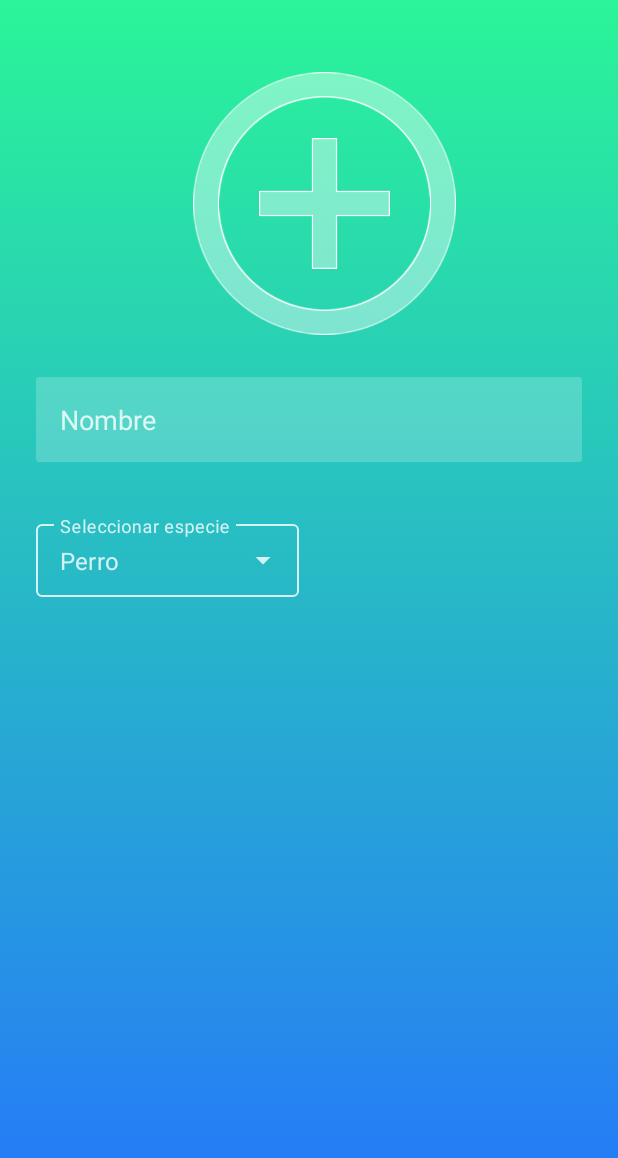
After one commit to alex3Ws/MyPetsLife, an Android app: the CreatePetActivity screen opened directly, with no data from a screen before it, on a phone screen of 412 x 824 dp. The commit adds this screen. Shown: the top 1158 px of the screen. Run offline under Robolectric (Android 15) with nearby library versions, the phone set to English and light mode, and no system bars.

Commit message:
Empezada Pantalla CreatePet

```diff
--- a/app/build.gradle
+++ b/app/build.gradle
@@ -46,6 +46,7 @@ dependencies {
     implementation 'com.squareup.picasso:picasso:2.8'
 
     implementation 'com.mikhaellopez:circularimageview:4.2.0'
+    implementation 'com.google.android.material:material:1.3.0'
 
     testImplementation 'junit:junit:4.+'
     androidTestImplementation 'androidx.test.ext:junit:1.1.2'
--- a/app/src/main/AndroidManifest.xml
+++ b/app/src/main/AndroidManifest.xml
@@ -9,18 +9,20 @@
         android:roundIcon="@mipmap/ic_launcher_round"
         android:supportsRtl="true"
         android:theme="@style/Theme.MyPetsLife">
-        <activity android:name="com.argdev.mypetslife.Activities.SelectOrAddPetActivity"
-            android:theme="@style/Theme.AppCompat.NoActionBar"
-            />
-        <activity android:name="com.argdev.mypetslife.Activities.SignUpActivity"
+        <activity android:name=".Activities.CreatePetActivity"
+            android:theme="@style/Theme.MaterialComponents.Light.NoActionBar"
+            ></activity>
+        <activity
+            android:name=".Activities.SelectOrAddPetActivity"
+            android:theme="@style/Theme.AppCompat.NoActionBar" />
+        <activity
+            android:name=".Activities.SignUpActivity"
             android:screenOrientation="portrait"
-            android:theme="@style/Theme.AppCompat.NoActionBar"
-            />
+            android:theme="@style/Theme.AppCompat.NoActionBar" />
         <activity
-            android:name="com.argdev.mypetslife.Activities.LoginActivity"
-            android:theme="@style/Theme.AppCompat.NoActionBar"
+            android:name=".Activities.LoginActivity"
             android:screenOrientation="portrait"
-            >  <!--no se puede poner en horizontal-->
+            android:theme="@style/Theme.AppCompat.NoActionBar"> <!-- no se puede poner en horizontal -->
 
             <intent-filter>
                 <action android:name="android.intent.action.MAIN" />
--- /dev/null
+++ b/app/src/main/java/com/argdev/mypetslife/Activities/CreatePetActivity.java
@@ -0,0 +1,42 @@
+package com.argdev.mypetslife.Activities;
+
+import androidx.appcompat.app.AppCompatActivity;
+
+import android.os.Bundle;
+import android.widget.ArrayAdapter;
+import android.widget.AutoCompleteTextView;
+import android.widget.Spinner;
+
+import com.argdev.mypetslife.R;
+
+public class CreatePetActivity extends AppCompatActivity {
+
+    //Spinner spSpecies;
+
+    AutoCompleteTextView autoCompleteTextViewPet;
+
+    @Override
+    protected void onCreate(Bundle savedInstanceState) {
+        super.onCreate(savedInstanceState);
+        setContentView(R.layout.activity_create_pet);
+
+        autoCompleteTextViewPet = findViewById(R.id.autoCompleteTextViewPet);
+
+        ArrayAdapter<String> spSpeciesAdapter =
+                new ArrayAdapter<>(this, android.R.layout.simple_list_item_1,getResources().getStringArray(R.array.species));
+
+        autoCompleteTextViewPet.setText(spSpeciesAdapter.getItem(0).toString(),false);
+        autoCompleteTextViewPet.setAdapter(spSpeciesAdapter);
+
+
+        /*spSpecies = findViewById(R.id.spSpecies);
+
+
+        ArrayAdapter<String> spSpeciesAdapter =
+                new ArrayAdapter<>(this, android.R.layout.simple_list_item_1,getResources().getStringArray(R.array.species));
+        spSpeciesAdapter.setDropDownViewResource(android.R.layout.simple_spinner_dropdown_item);
+        spSpecies.setAdapter(spSpeciesAdapter);*/
+
+
+    }
+}
--- a/app/src/main/java/com/argdev/mypetslife/Adapters/SelectAddPetAdapter.java
+++ b/app/src/main/java/com/argdev/mypetslife/Adapters/SelectAddPetAdapter.java
@@ -1,5 +1,6 @@
 package com.argdev.mypetslife.Adapters;
 
+import android.content.Intent;
 import android.view.LayoutInflater;
 import android.view.View;
 import android.view.ViewGroup;
@@ -9,6 +10,9 @@ import androidx.annotation.NonNull;
 import androidx.cardview.widget.CardView;
 import androidx.recyclerview.widget.RecyclerView;
 
+import com.argdev.mypetslife.Activities.CreatePetActivity;
+import com.argdev.mypetslife.Activities.LoginActivity;
+import com.argdev.mypetslife.Activities.SelectOrAddPetActivity;
 import com.argdev.mypetslife.Entities.Mascotas;
 import com.argdev.mypetslife.R;
 import com.mikhaellopez.circularimageview.CircularImageView;
@@ -53,6 +57,14 @@ public class SelectAddPetAdapter extends RecyclerView.Adapter<SelectAddPetAdapte
         }
 
 
+        holder.addMascota.setOnClickListener(new View.OnClickListener() {
+            @Override
+            public void onClick(View v) {
+                Intent createPet = new Intent(v.getContext(), CreatePetActivity.class);
+                v.getContext().startActivity(createPet);
+            }
+        });
+
 
     }
 
--- /dev/null
+++ b/app/src/main/res/layout/activity_create_pet.xml
@@ -0,0 +1,82 @@
+<?xml version="1.0" encoding="utf-8"?>
+<androidx.constraintlayout.widget.ConstraintLayout xmlns:android="http://schemas.android.com/apk/res/android"
+    xmlns:app="http://schemas.android.com/apk/res-auto"
+    xmlns:tools="http://schemas.android.com/tools"
+    android:layout_width="match_parent"
+    android:layout_height="match_parent"
+    tools:context=".Activities.CreatePetActivity"
+    android:background="@drawable/gradient_background_login">
+
+
+    <androidx.constraintlayout.widget.Guideline
+        android:id="@+id/guideline4_izq"
+        android:layout_width="wrap_content"
+        android:layout_height="wrap_content"
+        android:orientation="vertical"
+        app:layout_constraintGuide_begin="24dp" />
+
+    <androidx.constraintlayout.widget.Guideline
+        android:id="@+id/guideline4_dcha"
+        android:layout_width="wrap_content"
+        android:layout_height="wrap_content"
+        android:orientation="vertical"
+        app:layout_constraintGuide_end="24dp" />
+
+    <ImageView
+        android:id="@+id/pet_image_create"
+        android:layout_width="175dp"
+        android:layout_height="175dp"
+        android:layout_marginStart="104dp"
+        android:layout_marginTop="48dp"
+        app:layout_constraintEnd_toStartOf="@+id/guideline4_dcha"
+        app:layout_constraintHorizontal_bias="0.009"
+        app:layout_constraintStart_toStartOf="@+id/guideline4_izq"
+        app:layout_constraintTop_toTopOf="parent"
+        app:srcCompat="@drawable/icono_add_pet" />
+
+
+    <EditText
+        android:id="@+id/etPetName"
+
+        android:layout_width="0dp"
+        android:layout_height="wrap_content"
+        android:layout_marginTop="28dp"
+        android:background="@drawable/et_background"
+        android:hint="@string/Name"
+        android:inputType="text"
+        android:padding="16dp"
+        android:textColorHint="@color/login_form_details"
+        app:layout_constraintEnd_toStartOf="@+id/guideline4_dcha"
+        app:layout_constraintStart_toStartOf="@+id/guideline4_izq"
+        app:layout_constraintTop_toBottomOf="@+id/pet_image_create" />
+
+    <com.google.android.material.textfield.TextInputLayout
+        android:layout_width="0dp"
+        android:layout_height="wrap_content"
+        android:layout_marginTop="36dp"
+        android:hint="Seleccionar especie"
+
+        app:boxStrokeColor="@color/login_form_details_light"
+        android:textColorHint="@color/login_form_details"
+        app:hintTextColor="@color/login_form_details"
+        app:boxStrokeWidth="1dp"
+        app:endIconTint="@color/login_form_details"
+        style="@style/Widget.MaterialComponents.TextInputLayout.OutlinedBox.Dense.ExposedDropdownMenu"
+        app:layout_constraintEnd_toStartOf="@+id/guideline4_dcha"
+        app:layout_constraintHorizontal_bias="0.0"
+        app:layout_constraintStart_toStartOf="@+id/guideline4_izq"
+        app:layout_constraintTop_toBottomOf="@+id/etPetName">
+
+        <AutoCompleteTextView
+            android:id="@+id/autoCompleteTextViewPet"
+            android:layout_width="175dp"
+            android:layout_height="wrap_content"
+            android:enabled="true"
+            android:textColor="@color/login_form_details"
+            android:inputType="none"/>
+
+    </com.google.android.material.textfield.TextInputLayout>
+
+
+
+</androidx.constraintlayout.widget.ConstraintLayout>
--- /dev/null
+++ b/app/src/main/res/layout/option_item.xml
@@ -0,0 +1,11 @@
+<?xml version="1.0" encoding="utf-8"?>
+<TextView xmlns:android="http://schemas.android.com/apk/res/android"
+    android:layout_width="match_parent"
+    android:layout_height="match_parent"
+    android:ellipsize="end"
+    android:padding="16sp"
+    android:maxLines="1"
+    android:textColor="@color/white"
+    >
+
+</TextView>
--- a/app/src/main/res/values/colors.xml
+++ b/app/src/main/res/values/colors.xml
@@ -1,5 +1,5 @@
 <?xml version="1.0" encoding="utf-8"?>
-<resources>
+<resources xmlns:tools="http://schemas.android.com/tools">
     <color name="purple_200">#FFBB86FC</color>
     <color name="purple_500">#FF6200EE</color>
     <color name="purple_700">#FF3700B3</color>
@@ -16,5 +16,7 @@
     <color name="login_form_details_more_light">#26FFFFFF</color>
     <color name="login_form_details_medium">#66FFFFFF</color>
 
+    <color name="mtrl_textinput_default_box_stroke_color" tools:override="true">#CCFFFFFF</color>
+
 
 </resources>
--- a/app/src/main/res/values/strings.xml
+++ b/app/src/main/res/values/strings.xml
@@ -18,5 +18,16 @@
     <!-- Select/Add Pet Screen -->
     <string name="Pets">Mascotas</string>
 
+    <!-- Create Pet Screen -->
+    <string name="Name">Nombre</string>
+
+    <string-array name="species">
+        <item>Perro</item>
+        <item>Gato</item>
+        <item>Ave</item>
+        <item>Conejo</item>
+        <item>Hamster</item>
+        <item>Otro</item>
+    </string-array>
 
 </resources>
--- a/app/src/main/res/values/themes.xml
+++ b/app/src/main/res/values/themes.xml
@@ -13,4 +13,5 @@
         <item name="android:statusBarColor" tools:targetApi="l">?attr/colorPrimaryVariant</item>
         <!-- Customize your theme here. -->
     </style>
+
 </resources>
```
